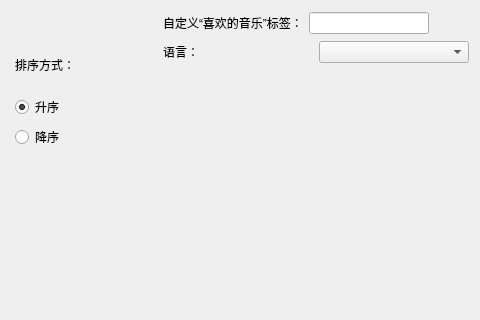
Old version of the form forms/Settings.ui in the repository FunnyAWM/MusicSyncTool; both pictures show x 160 to 640 and y 0 to 320 of the 640 by 480 pixel window.
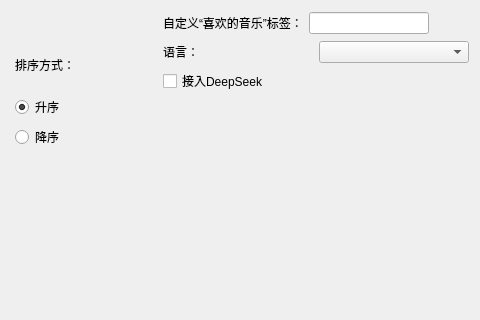
New version of the form.

The edit to the form file:
```diff
--- a/forms/Settings.ui
+++ b/forms/Settings.ui
@@ -208,6 +208,13 @@
        </item>
       </layout>
      </item>
+     <item>
+      <widget class="QCheckBox" name="deepseek">
+       <property name="text">
+        <string>接入DeepSeek</string>
+       </property>
+      </widget>
+     </item>
      <item>
       <spacer name="verticalSpacer_3">
        <property name="orientation">
```
